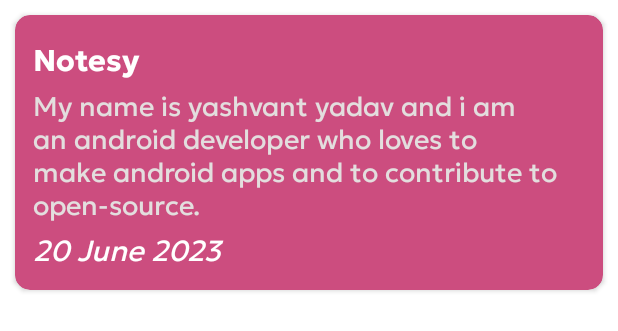
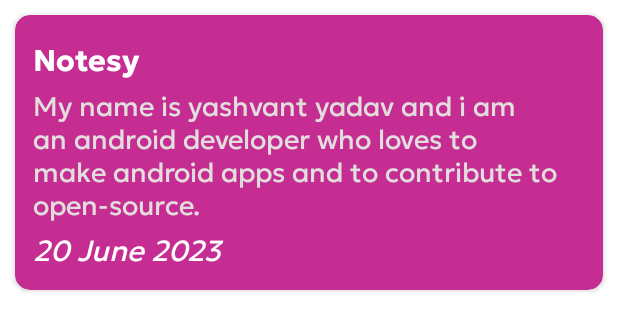
Before and after one commit to YadavYashvant/Notesy, an Android app: the layout item_note.xml on its own in the app's theme, with its tools: preview values and no code run, on a phone screen of 412 x 824 dp. Shown: the top 331 px of the screen. Run offline under Robolectric (Android 15) with nearby library versions, the phone set to English and light mode, and no system bars.

Commit message:
colors updated

```diff
--- a/app/src/main/java/com/example/notesy/ui/Adapters/NotesAdapter.kt
+++ b/app/src/main/java/com/example/notesy/ui/Adapters/NotesAdapter.kt
@@ -9,7 +9,7 @@
 import com.example.notesy.model.Notes
 import com.example.notesy.ui.Fragments.HomeFragmentDirections
 
-class NotesAdapter(val requireContext: Context, val notesList: List<Notes>, colorList: List<Int>) : RecyclerView.Adapter<NotesAdapter.notesViewHolder>() {
+class NotesAdapter(val requireContext: Context, val notesList: List<Notes>) : RecyclerView.Adapter<NotesAdapter.notesViewHolder>() {
 
     class notesViewHolder(val binding: ItemNoteBinding): RecyclerView.ViewHolder(binding.root)
 
--- a/app/src/main/java/com/example/notesy/ui/Fragments/EditNoteFragment.kt
+++ b/app/src/main/java/com/example/notesy/ui/Fragments/EditNoteFragment.kt
@@ -16,6 +16,7 @@
 import androidx.navigation.Navigation
 import androidx.navigation.fragment.findNavController
 import androidx.navigation.fragment.navArgs
+import androidx.navigation.ui.AppBarConfiguration
 import com.example.notesy.R
 import com.example.notesy.ViewModel.NotesViewModel
 import com.example.notesy.databinding.FragmentEditNoteBinding
@@ -29,6 +30,8 @@
     lateinit var binding: FragmentEditNoteBinding
     val viewModel : NotesViewModel by viewModels()
 
+    private lateinit var appBarConfiguration: AppBarConfiguration
+
     override fun onCreateView(
         inflater: LayoutInflater, container: ViewGroup?,
         savedInstanceState: Bundle?
@@ -40,6 +43,8 @@
         binding.edtSubtitle.setText(oldNotes.data.subtitle)
         binding.edtNote.setText(oldNotes.data.notes)
         //binding.edtTitle.setText(notes.data.title)
+
+
         binding.fbtnsaveNote.setOnClickListener {
             updateNotes(it)
         }
--- a/app/src/main/java/com/example/notesy/ui/Fragments/HomeFragment.kt
+++ b/app/src/main/java/com/example/notesy/ui/Fragments/HomeFragment.kt
@@ -18,7 +18,6 @@
 
     lateinit var binding: FragmentHomeBinding
     val viewModel: NotesViewModel by viewModels()
-    val colorList = listOf(R.color.Black,R.color.BlueViolet,R.color.Azure,R.color.Coral,R.color.CornflowerBlue)
     override fun onCreateView(
         inflater: LayoutInflater, container: ViewGroup?,
         savedInstanceState: Bundle?
@@ -29,7 +28,7 @@
         viewModel.getNotes().observe(viewLifecycleOwner,{ notesList ->
 
             binding.RvHome.layoutManager = StaggeredGridLayoutManager(2,LinearLayoutManager.VERTICAL);
-            binding.RvHome.adapter = NotesAdapter(requireContext(),notesList,colorList)
+            binding.RvHome.adapter = NotesAdapter(requireContext(),notesList)
         })
 
         binding.Homeaddlbtn.setOnClickListener {
--- a/app/src/main/res/layout/item_note.xml
+++ b/app/src/main/res/layout/item_note.xml
@@ -10,7 +10,7 @@
         android:layout_height="wrap_content"
         android:layout_margin="10dp"
         app:cardCornerRadius="10dp"
-        app:cardBackgroundColor="#CC4D7F"
+        app:cardBackgroundColor="#C52D92"
         >
         <LinearLayout
             android:layout_margin="12dp"
```
